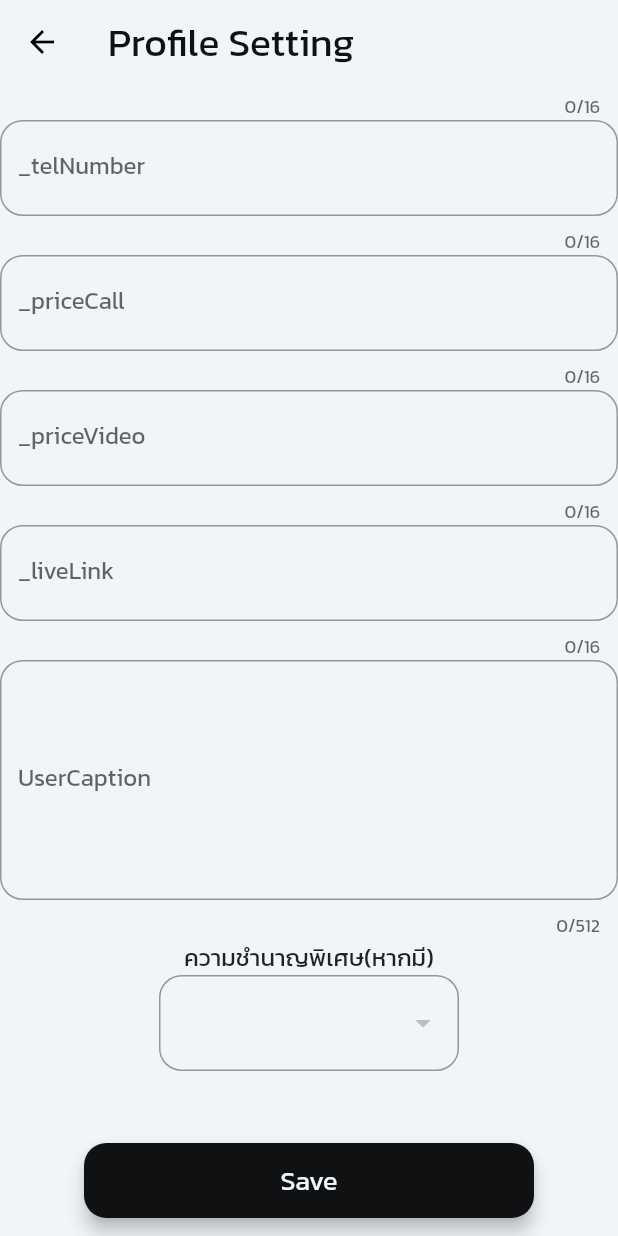
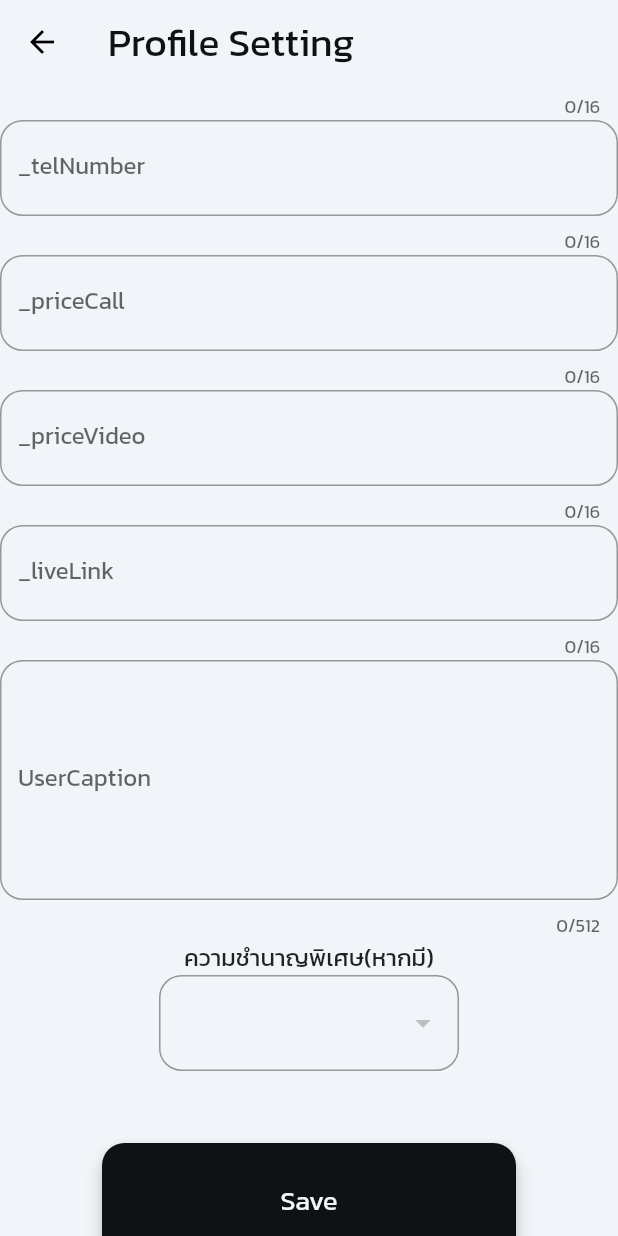
Before and after one commit to AskExpert-RMUTI-KKC/AskExpert_App, a Flutter app: the ProfileSettingMenu screen opened directly, scrolled down 502 dp, on a phone screen of 412 x 824 dp. Run offline on Flutter 3.47's test engine with Material 2 defaults, Android fonts, the phone set to English and light mode, and no system bars; our stand-ins replace cached_network_image, file_picker, flutter_cache_manager, flutter_secure_storage, font_awesome_flutter, get and 5 more; missing offline and left inert: dart:ffi, flutter_login_facebook; accounts and stored records are empty; network calls fail.

Commit message:
update ui

```diff
--- a/lib/config/ConfigApp.dart
+++ b/lib/config/ConfigApp.dart
@@ -21,7 +21,7 @@ class ConfigApp {
     maxNrOfCacheObjects: 1000,
   ));
 
-  static const String apiUrl = "http://192.168.0.100:8080";
+  static const String apiUrl = "http://192.168.0.102:8080";
   static const String uploadsImgPath = "/uploads";
 
   static const String pageUser = "/user";
--- a/lib/page/profile/ProfileSettingMenu.dart
+++ b/lib/page/profile/ProfileSettingMenu.dart
@@ -501,7 +501,9 @@ class _ProfileSettingMenuState extends State<ProfileSettingMenu> {
                     ],
                   ),
                 ),
-                Padding(
+                Container(
+                  height: 100,
+                  width: 300,
                   padding: const EdgeInsets.all(12.0),
                   child: ElevatedButton(
                     onPressed: () {
@@ -519,7 +521,6 @@ class _ProfileSettingMenuState extends State<ProfileSettingMenu> {
                       ),
                     ),
                     style: ElevatedButton.styleFrom(
-                      minimumSize: const Size(300, 50),
                       primary: Color(ConfigApp.buttonSecondary),
                       elevation: 5,
                       shape: RoundedRectangleBorder(
--- a/lib/page/topic/TopicPage.dart
+++ b/lib/page/topic/TopicPage.dart
@@ -91,6 +91,7 @@ class _TopicPageState extends State<TopicPage> {
 
   Future<void> Refresh() async {
     setState(() {
+      users = [];
       topics = [];
       topicCall();
       findTopTenLike();
```
